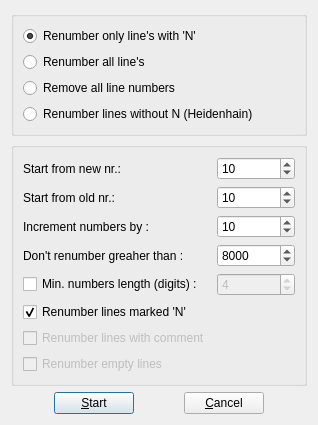
Qt form src/renumberdialog.ui (GCodeProjects/GCodeWorkShop) before a commit.
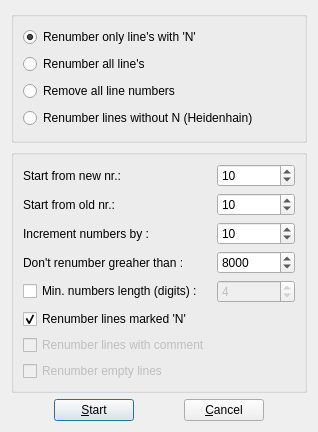
The same form after that commit. Icons and pictures are not drawn.

Patch:
```diff
--- a/src/renumberdialog.ui
+++ b/src/renumberdialog.ui
@@ -10,7 +10,7 @@
     <x>0</x>
     <y>0</y>
     <width>318</width>
-    <height>420</height>
+    <height>432</height>
    </rect>
   </property>
   <property name="sizePolicy">
```
